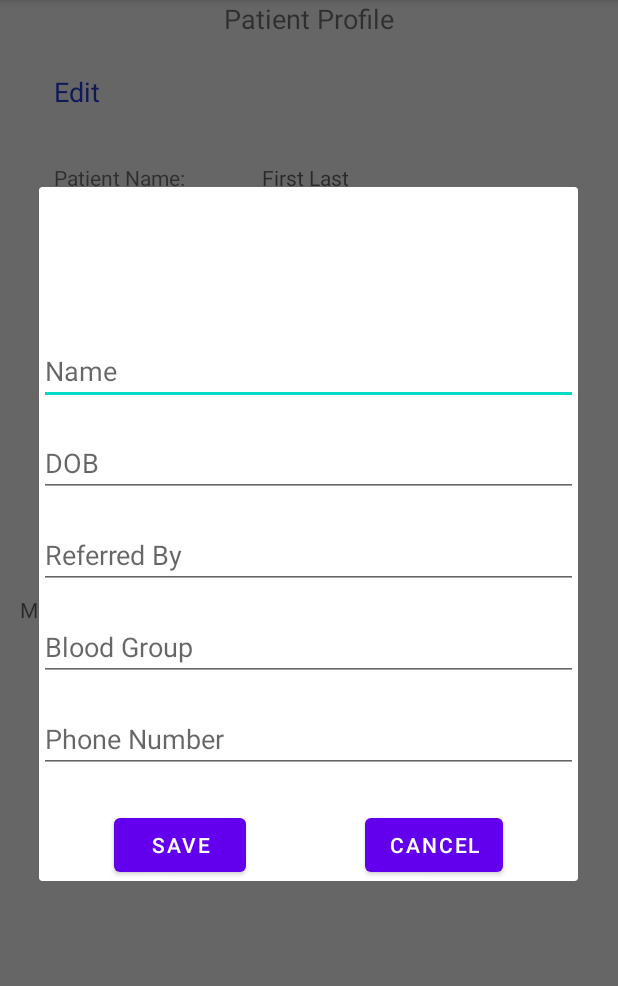
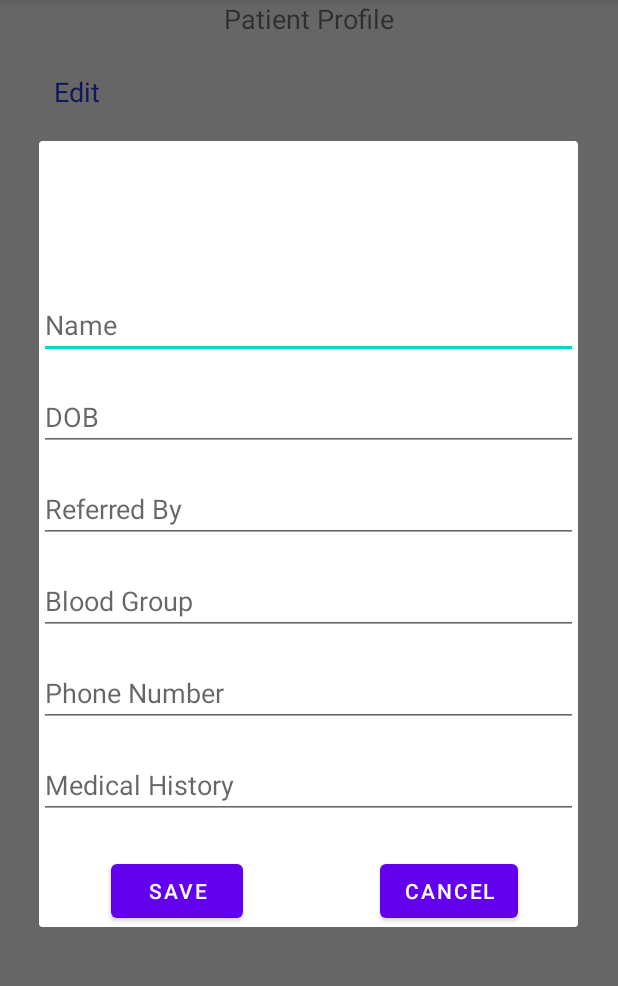
Before and after one commit to CSCI-152/Team8, an Android app: the Patient_Profile screen opened directly, with no data from a screen before it, after a tap on "Edit", on a phone screen of 412 x 824 dp, the part 84-1070 px from its top. Run offline under Robolectric (Android 15) with nearby library versions, the phone set to English and light mode, and no system bars; our stand-ins replace Firebase (no records; nobody signed in at launch, a user with empty details on screens opened directly).

Commit message:
Patient Profile
-complete patient profile and edit patient profile

```diff
--- a/PDMS/app/src/main/java/com/example/pdms/Login.java
+++ b/PDMS/app/src/main/java/com/example/pdms/Login.java
@@ -102,6 +102,7 @@ public class Login extends AppCompatActivity {
                         String userType = childSnapshot.getValue().toString();
                         if (userType.equals("Patients")) {
                             Toast.makeText(Login.this, "Start Patient Dash", Toast.LENGTH_SHORT).show();
+
                         } else if (userType.equals("Doctors")) {
                             Toast.makeText(Login.this, "Start Admin Dash", Toast.LENGTH_SHORT).show();
                         } else if (userType.equals("Admins")) {
--- a/PDMS/app/src/main/java/com/example/pdms/Patient_Profile.java
+++ b/PDMS/app/src/main/java/com/example/pdms/Patient_Profile.java
@@ -27,7 +27,7 @@ public class Patient_Profile extends AppCompatActivity {
     private DatabaseReference databaseReference;
     private AlertDialog.Builder dialogBuilder;
     private AlertDialog alertDialog;
-    private EditText EditName, EditDOB, EditRefBy, EditBlood, EditPhone;
+    private EditText EditName, EditDOB, EditRefBy, EditBlood, EditPhone,EditMedHist;
     private Button EditSave, EditCancel;
     private TextView Edit;
 
@@ -41,6 +41,7 @@ public class Patient_Profile extends AppCompatActivity {
         final TextView RefBy = findViewById(R.id.PatientReferredByV);
         final TextView BloodGroup = findViewById(R.id.PatietnBloodV);
         final TextView PhoneNum = findViewById(R.id.PatientPhoneV);
+        final TextView PatientMedHist = findViewById(R.id.PatientMedHistV);
 
         Edit = findViewById(R.id.PatientEditProfile);
 
@@ -57,12 +58,14 @@ public class Patient_Profile extends AppCompatActivity {
                     String ReffBy = profile.getReferredBy();
                     String BloodG = profile.getBloodGroup();
                     String PhoneNumb = profile.getPhoneNum();
+                    String MedHist = profile.getMedicalHistory();
 
                     PatientNameV.setText(name);
                     PatientDOB.setText(DOB);
                     RefBy.setText(ReffBy);
                     BloodGroup.setText(BloodG);
                     PhoneNum.setText(PhoneNumb);
+                    PatientMedHist.setText(MedHist);
                 }
             }
 
@@ -89,6 +92,7 @@ public class Patient_Profile extends AppCompatActivity {
         EditRefBy = (EditText) EditProfile.findViewById(R.id.EditPatientRefBy);
         EditBlood = (EditText) EditProfile.findViewById(R.id.EditPatientBloodGroup);
         EditPhone = (EditText) EditProfile.findViewById(R.id.EditPatientPhone);
+        EditMedHist = (EditText) EditProfile.findViewById(R.id.EditPatientMedHist);
 
         EditSave = (Button) EditProfile.findViewById(R.id.EditPatientSave);
         EditCancel = (Button) EditProfile.findViewById(R.id.EditPatientCancel);
@@ -100,9 +104,11 @@ public class Patient_Profile extends AppCompatActivity {
         EditSave.setOnClickListener(new View.OnClickListener() {
             @Override
             public void onClick(View v) {
-                PatientsProfile newProfile = new PatientsProfile(EditName.getText().toString()
-                        ,EditDOB.getText().toString(),EditRefBy.getText().toString(),EditBlood.getText().toString(),
-                        EditPhone.getText().toString());
+
+                PatientsProfile newProfile = new PatientsProfile(EditName.getText().toString(),
+                        EditDOB.getText().toString(),EditRefBy.getText().toString(),
+                        EditBlood.getText().toString(), EditPhone.getText().toString(),
+                        EditMedHist.getText().toString());
 
                 FirebaseDatabase.getInstance().getReference("PatientsProfile")
                         .child(FirebaseAuth.getInstance().getCurrentUser().getUid())
--- a/PDMS/app/src/main/java/com/example/pdms/PatientsProfile.java
+++ b/PDMS/app/src/main/java/com/example/pdms/PatientsProfile.java
@@ -6,17 +6,19 @@ public class PatientsProfile {
     private String ReferredBy;
     private String BloodGroup;
     private String PhoneNum;
+    private String MedicalHistory;
 
     public PatientsProfile() {
 
     }
 
-    public PatientsProfile(String name, String DOB, String referredBy, String bloodGroup, String phoneNum) {
+    public PatientsProfile(String name, String DOB, String referredBy, String bloodGroup, String phoneNum, String medicalHistory) {
         this.Name = name;
         this.DOB = DOB;
         this.ReferredBy = referredBy;
         this.BloodGroup = bloodGroup;
         this.PhoneNum = phoneNum;
+        this.MedicalHistory = medicalHistory;
     }
 
     public String getName() {
@@ -58,4 +60,12 @@ public class PatientsProfile {
     public void setPhoneNum(String phoneNum) {
         PhoneNum = phoneNum;
     }
+
+    public String getMedicalHistory() {
+        return MedicalHistory;
+    }
+
+    public void setMedicalHistory(String medicalHistory) {
+        MedicalHistory = medicalHistory;
+    }
 }
--- a/PDMS/app/src/main/res/layout/activity_patient__profile.xml
+++ b/PDMS/app/src/main/res/layout/activity_patient__profile.xml
@@ -137,27 +137,6 @@
         app:layout_constraintStart_toStartOf="parent"
         app:layout_constraintTop_toBottomOf="@+id/PatientPhoneNumTxt" />
 
-    <ScrollView
-        android:layout_width="385dp"
-        android:layout_height="201dp"
-        android:layout_marginTop="8dp"
-        app:layout_constraintEnd_toEndOf="parent"
-        app:layout_constraintStart_toStartOf="parent"
-        app:layout_constraintTop_toBottomOf="@+id/PatientMedHistoryTxt">
-
-        <LinearLayout
-            android:layout_width="match_parent"
-            android:layout_height="wrap_content"
-            android:orientation="vertical">
-
-            <TextView
-                android:id="@+id/PatientMedHistV"
-                android:layout_width="wrap_content"
-                android:layout_height="wrap_content"
-                android:hint="Medical History " />
-        </LinearLayout>
-    </ScrollView>
-
     <TextView
         android:id="@+id/PatientEditProfile"
         android:layout_width="wrap_content"
@@ -171,4 +150,15 @@
         app:layout_constraintStart_toStartOf="parent"
         app:layout_constraintTop_toBottomOf="@+id/PatientProfile" />
 
+    <TextView
+        android:id="@+id/PatientMedHistV"
+        android:layout_width="wrap_content"
+        android:layout_height="wrap_content"
+        android:layout_marginStart="44dp"
+        android:layout_marginLeft="44dp"
+        android:layout_marginTop="32dp"
+        android:hint="asthma, heart disease, etc"
+        app:layout_constraintStart_toEndOf="@+id/PatientMedHistoryTxt"
+        app:layout_constraintTop_toBottomOf="@+id/PatientPhoneV" />
+
 </androidx.constraintlayout.widget.ConstraintLayout>
--- a/PDMS/app/src/main/res/layout/editpatientprofilepopup.xml
+++ b/PDMS/app/src/main/res/layout/editpatientprofilepopup.xml
@@ -61,23 +61,23 @@
         android:id="@+id/EditPatientSave"
         android:layout_width="wrap_content"
         android:layout_height="wrap_content"
-        android:layout_marginStart="50dp"
-        android:layout_marginLeft="50dp"
+        android:layout_marginStart="48dp"
+        android:layout_marginLeft="48dp"
         android:layout_marginTop="24dp"
         android:text="Save"
         app:layout_constraintStart_toStartOf="parent"
-        app:layout_constraintTop_toBottomOf="@+id/EditPatientPhone" />
+        app:layout_constraintTop_toBottomOf="@+id/EditPatientMedHist" />
 
     <Button
         android:id="@+id/EditPatientCancel"
         android:layout_width="wrap_content"
         android:layout_height="wrap_content"
         android:layout_marginTop="24dp"
-        android:layout_marginEnd="50dp"
-        android:layout_marginRight="50dp"
+        android:layout_marginEnd="40dp"
+        android:layout_marginRight="40dp"
         android:text="Cancel"
         app:layout_constraintEnd_toEndOf="parent"
-        app:layout_constraintTop_toBottomOf="@+id/EditPatientPhone" />
+        app:layout_constraintTop_toBottomOf="@+id/EditPatientMedHist" />
 
     <EditText
         android:id="@+id/EditPatientPhone"
@@ -91,4 +91,17 @@
         app:layout_constraintStart_toStartOf="parent"
         app:layout_constraintTop_toBottomOf="@+id/EditPatientBloodGroup" />
 
+    <EditText
+        android:id="@+id/EditPatientMedHist"
+        android:layout_width="match_parent"
+        android:layout_height="wrap_content"
+        android:layout_marginTop="16dp"
+        android:ems="10"
+        android:hint="Medical History"
+        android:inputType="textPersonName"
+        app:layout_constraintEnd_toEndOf="parent"
+        app:layout_constraintHorizontal_bias="0.442"
+        app:layout_constraintStart_toStartOf="parent"
+        app:layout_constraintTop_toBottomOf="@+id/EditPatientPhone" />
+
 </androidx.constraintlayout.widget.ConstraintLayout>
```
